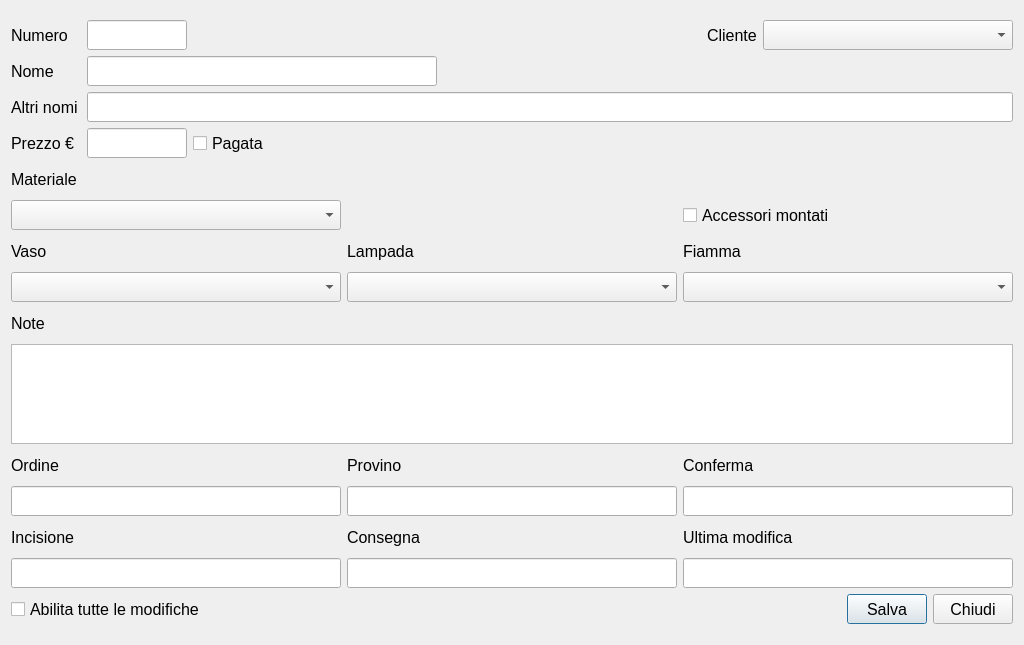
Qt form Tomb.ui (LuigiCaradonna/funeraria) before a commit.
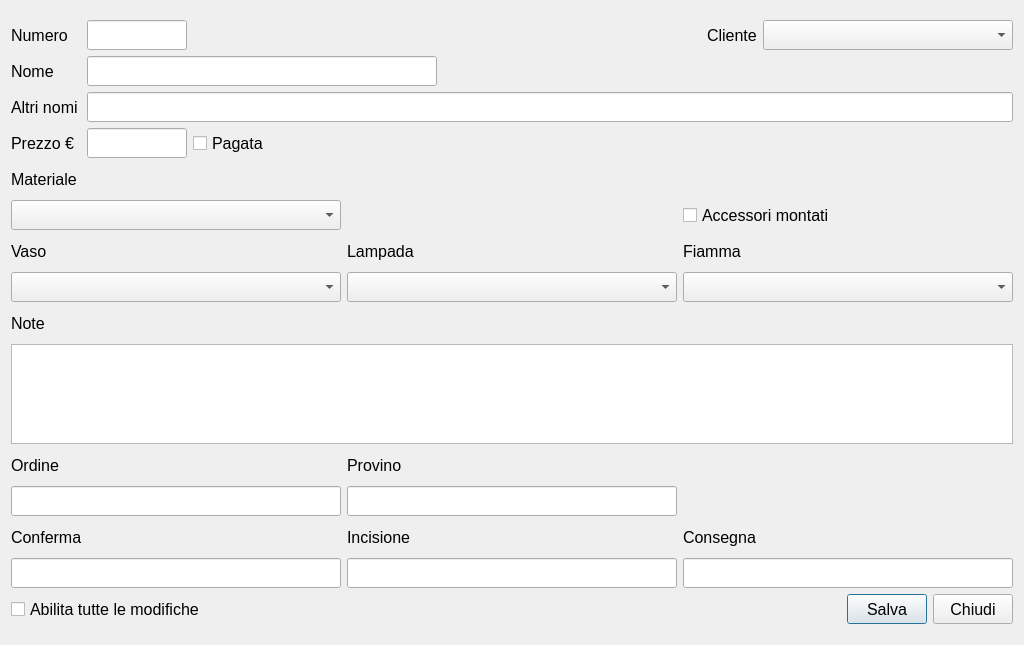
The same form after that commit.

What changed in the file:
```diff
--- a/Tomb.ui
+++ b/Tomb.ui
@@ -665,7 +665,7 @@
           </widget>
          </item>
          <item>
-          <widget class="QLabel" name="lblEngravedAt">
+          <widget class="QLabel" name="lblConfirmedAt">
            <property name="minimumSize">
             <size>
              <width>0</width>
@@ -684,12 +684,12 @@
             </font>
            </property>
            <property name="text">
-            <string>Incisione</string>
+            <string>Conferma</string>
            </property>
           </widget>
          </item>
          <item>
-          <widget class="QLineEdit" name="leEngravedAt">
+          <widget class="QLineEdit" name="leConfirmedAt">
            <property name="minimumSize">
             <size>
              <width>0</width>
@@ -759,6 +759,93 @@
           </widget>
          </item>
          <item>
+          <widget class="QLabel" name="lblEngravedAt">
+           <property name="minimumSize">
+            <size>
+             <width>0</width>
+             <height>30</height>
+            </size>
+           </property>
+           <property name="maximumSize">
+            <size>
+             <width>16777215</width>
+             <height>30</height>
+            </size>
+           </property>
+           <property name="font">
+            <font>
+             <pointsize>12</pointsize>
+            </font>
+           </property>
+           <property name="text">
+            <string>Incisione</string>
+           </property>
+          </widget>
+         </item>
+         <item>
+          <widget class="QLineEdit" name="leEngravedAt">
+           <property name="minimumSize">
+            <size>
+             <width>0</width>
+             <height>30</height>
+            </size>
+           </property>
+           <property name="maximumSize">
+            <size>
+             <width>16777215</width>
+             <height>30</height>
+            </size>
+           </property>
+           <property name="font">
+            <font>
+             <pointsize>12</pointsize>
+            </font>
+           </property>
+          </widget>
+         </item>
+        </layout>
+       </item>
+       <item>
+        <layout class="QVBoxLayout" name="verticalLayout_9">
+         <item>
+          <widget class="QLabel" name="label">
+           <property name="minimumSize">
+            <size>
+             <width>0</width>
+             <height>30</height>
+            </size>
+           </property>
+           <property name="maximumSize">
+            <size>
+             <width>16777215</width>
+             <height>30</height>
+            </size>
+           </property>
+           <property name="text">
+            <string/>
+           </property>
+          </widget>
+         </item>
+         <item>
+          <widget class="QLabel" name="label_2">
+           <property name="minimumSize">
+            <size>
+             <width>0</width>
+             <height>30</height>
+            </size>
+           </property>
+           <property name="maximumSize">
+            <size>
+             <width>16777215</width>
+             <height>30</height>
+            </size>
+           </property>
+           <property name="text">
+            <string/>
+           </property>
+          </widget>
+         </item>
+         <item>
           <widget class="QLabel" name="lblDeliveredAt">
            <property name="minimumSize">
             <size>
@@ -805,100 +892,6 @@
          </item>
         </layout>
        </item>
-       <item>
-        <layout class="QVBoxLayout" name="verticalLayout_9">
-         <item>
-          <widget class="QLabel" name="lblConfirmedAt">
-           <property name="minimumSize">
-            <size>
-             <width>0</width>
-             <height>30</height>
-            </size>
-           </property>
-           <property name="maximumSize">
-            <size>
-             <width>16777215</width>
-             <height>30</height>
-            </size>
-           </property>
-           <property name="font">
-            <font>
-             <pointsize>12</pointsize>
-            </font>
-           </property>
-           <property name="text">
-            <string>Conferma</string>
-           </property>
-          </widget>
-         </item>
-         <item>
-          <widget class="QLineEdit" name="leConfirmedAt">
-           <property name="minimumSize">
-            <size>
-             <width>0</width>
-             <height>30</height>
-            </size>
-           </property>
-           <property name="maximumSize">
-            <size>
-             <width>16777215</width>
-             <height>30</height>
-            </size>
-           </property>
-           <property name="font">
-            <font>
-             <pointsize>12</pointsize>
-            </font>
-           </property>
-          </widget>
-         </item>
-         <item>
-          <widget class="QLabel" name="lblEditedAt">
-           <property name="minimumSize">
-            <size>
-             <width>0</width>
-             <height>30</height>
-            </size>
-           </property>
-           <property name="maximumSize">
-            <size>
-             <width>16777215</width>
-             <height>30</height>
-            </size>
-           </property>
-           <property name="font">
-            <font>
-             <pointsize>12</pointsize>
-            </font>
-           </property>
-           <property name="text">
-            <string>Ultima modifica</string>
-           </property>
-          </widget>
-         </item>
-         <item>
-          <widget class="QLineEdit" name="leEditedAt">
-           <property name="minimumSize">
-            <size>
-             <width>0</width>
-             <height>30</height>
-            </size>
-           </property>
-           <property name="maximumSize">
-            <size>
-             <width>16777215</width>
-             <height>30</height>
-            </size>
-           </property>
-           <property name="font">
-            <font>
-             <pointsize>12</pointsize>
-            </font>
-           </property>
-          </widget>
-         </item>
-        </layout>
-       </item>
       </layout>
      </item>
      <item>
```
Left out of the diff: 28 changed lines with no effect on the pictures.
